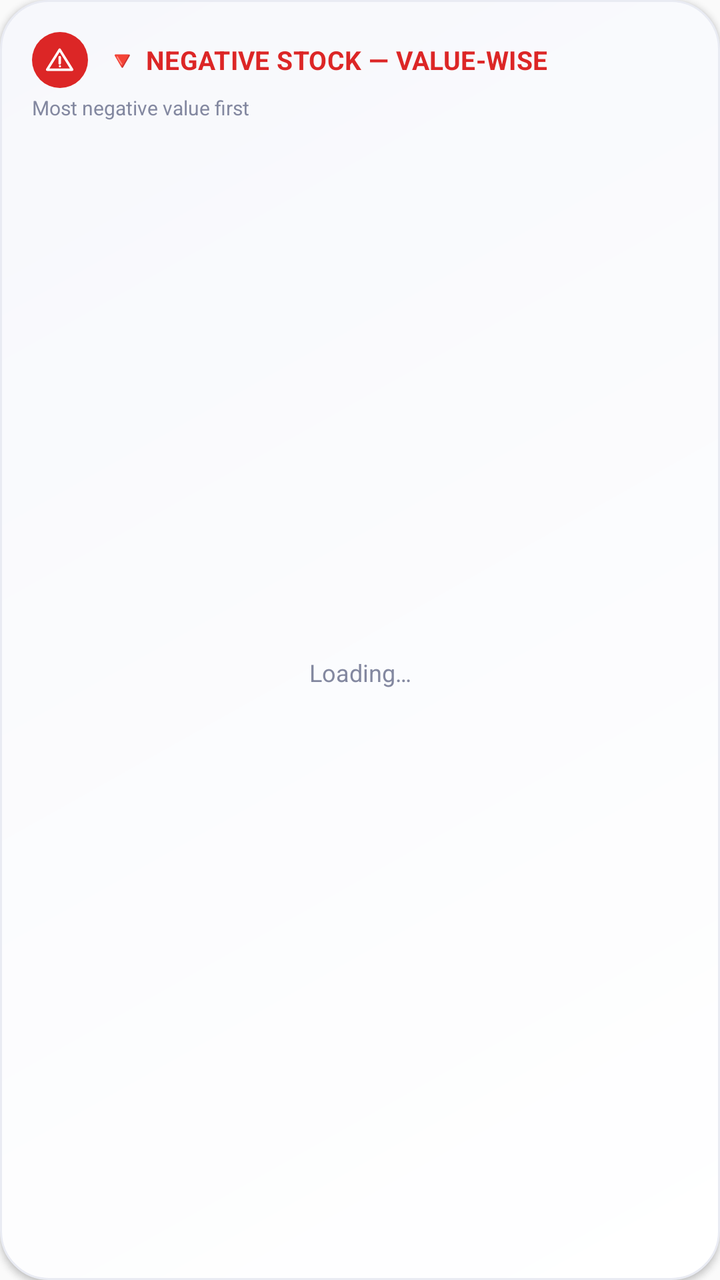
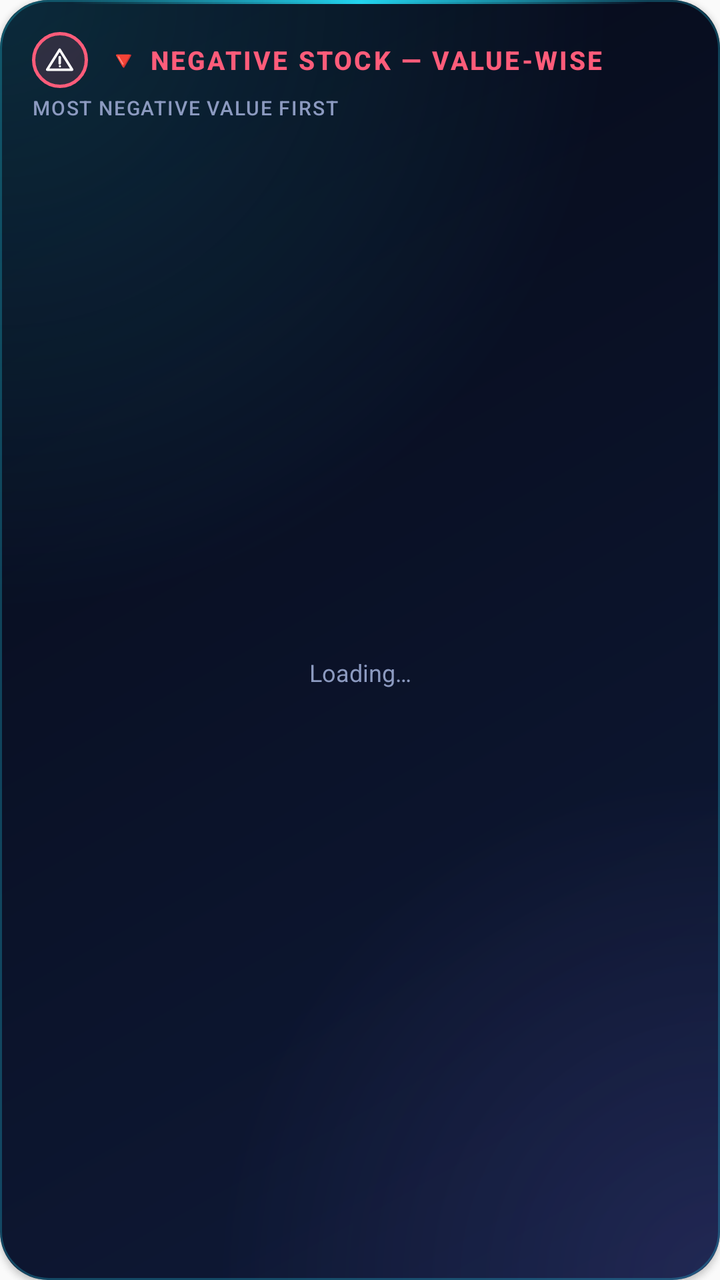

An Android layout rendered at two revisions. The XML below is the earlier revision; the diff shows what the commit changed to produce the second picture.
<!-- AndroidManifest.xml: application theme Theme.AppCompat.Light.NoActionBar -->
<!-- res/layout/widget_inventory_negative_stock.xml -->
<?xml version="1.0" encoding="utf-8"?>
<LinearLayout xmlns:android="http://schemas.android.com/apk/res/android"
    android:layout_width="match_parent"
    android:layout_height="match_parent"
    android:orientation="vertical"
    android:background="@drawable/widget_background"
    android:padding="16dp"
    android:elevation="2dp"
    android:id="@+id/inv_sv_widget_root">

    <LinearLayout
        android:layout_width="match_parent"
        android:layout_height="wrap_content"
        android:orientation="horizontal"
        android:gravity="center_vertical">
        <FrameLayout
            android:layout_width="28dp"
            android:layout_height="28dp"
            android:background="@drawable/badge_circle_negative">
            <ImageView android:layout_width="15dp" android:layout_height="15dp"
                android:layout_gravity="center" android:src="@drawable/ic_alert_triangle" />
        </FrameLayout>
        <TextView
            android:layout_width="0dp"
            android:layout_height="wrap_content"
            android:layout_weight="1"
            android:layout_marginStart="9dp"
            android:text="@string/inv_negative_stock_widget_title"
            android:textColor="@color/status_negative"
            android:textStyle="bold"
            android:textSize="13sp"
            android:letterSpacing="0.01" />
    </LinearLayout>

    <TextView
        android:layout_width="match_parent"
        android:layout_height="wrap_content"
        android:layout_marginTop="3dp"
        android:layout_marginBottom="8dp"
        android:text="@string/inv_negative_stock_widget_subtitle"
        android:textColor="@color/ink_500"
        android:textSize="10sp" />

    <FrameLayout
        android:layout_width="match_parent"
        android:layout_height="0dp"
        android:layout_weight="1">

        <ListView
            android:id="@+id/inv_sv_listview"
            android:layout_width="match_parent"
            android:layout_height="match_parent"
            android:divider="@color/hairline"
            android:dividerHeight="1px"
            android:scrollbars="none" />

        <TextView
            android:id="@+id/inv_sv_empty_view"
            android:layout_width="match_parent"
            android:layout_height="match_parent"
            android:gravity="center"
            android:text="Loading…"
            android:textColor="@color/ink_500"
            android:textSize="12sp" />

    </FrameLayout>

    <TextView
        android:id="@+id/inv_sv_footer"
        android:layout_width="match_parent"
        android:layout_height="wrap_content"
        android:layout_marginTop="8dp"
        android:text=""
        android:textColor="@color/ink_400"
        android:textSize="9sp" />

</LinearLayout>
<!-- resources referenced by this layout -->
<resources>
  <color name="hairline">#EDEFF5</color>
  <color name="ink_400">#A6AABD</color>
  <color name="ink_500">#8388A0</color>
  <color name="status_negative">#DC2626</color>
  <!-- drawable badge_circle_negative (drawable) -->
  <?xml version="1.0" encoding="utf-8"?>
  <shape xmlns:android="http://schemas.android.com/apk/res/android" android:shape="oval">
      <solid android:color="@color/status_negative" />
  </shape>
  <!-- drawable ic_alert_triangle (drawable) -->
  <vector xmlns:android="http://schemas.android.com/apk/res/android"
      android:width="24dp" android:height="24dp" android:viewportWidth="24" android:viewportHeight="24">
      <path android:fillColor="#00000000" android:strokeColor="#FFFFFF" android:strokeWidth="2"
          android:strokeLineJoin="round" android:strokeLineCap="round"
          android:pathData="M12,4 L22,20 L2,20 Z" />
      <path android:fillColor="#00000000" android:strokeColor="#FFFFFF" android:strokeWidth="2"
          android:strokeLineCap="round" android:pathData="M12,10 L12,15" />
      <path android:fillColor="#FFFFFF" android:pathData="M11.3,17.3 a0.9,0.9 0,1 0,1.8 0 a0.9,0.9 0,1 0,-1.8 0Z" />
  </vector>
  <!-- drawable widget_background (drawable) -->
  <?xml version="1.0" encoding="utf-8"?>
  <shape xmlns:android="http://schemas.android.com/apk/res/android"
      android:shape="rectangle">
      <corners android:radius="24dp" />
      <gradient
          android:angle="135"
          android:startColor="@color/surface_card_top"
          android:endColor="@color/surface_card_bottom"
          android:type="linear" />
      <stroke android:width="1dp" android:color="@color/surface_inset_border" />
  </shape>
  <string name="inv_negative_stock_widget_subtitle">Most negative value first</string>
  <string name="inv_negative_stock_widget_title">🔻 NEGATIVE STOCK — VALUE-WISE</string>
  <color name="surface_card_top">#FFFFFF</color>
  <color name="surface_card_bottom">#F7F8FC</color>
  <color name="surface_inset_border">#E9EBF3</color>
</resources>

<!-- the commit's change to res/layout/widget_inventory_negative_stock.xml (unified diff, before → after) -->
@@ -29,7 +29,7 @@
             android:textColor="@color/status_negative"
             android:textStyle="bold"
             android:textSize="13sp"
-            android:letterSpacing="0.01" />
+            android:textAllCaps="true" android:letterSpacing="0.08" android:fontFamily="sans-serif-medium" />
     </LinearLayout>
 
     <TextView
@@ -39,7 +39,7 @@
         android:layout_marginBottom="8dp"
         android:text="@string/inv_negative_stock_widget_subtitle"
         android:textColor="@color/ink_500"
-        android:textSize="10sp" />
+        android:textSize="10sp" android:textAllCaps="true" android:letterSpacing="0.06" android:fontFamily="sans-serif-medium" />
 
     <FrameLayout
         android:layout_width="match_parent"
<!-- resource entries referenced after the edit -->
@@ -1,13 +1,14 @@
 <!-- resources referenced by this layout -->
 <resources>
-  <color name="hairline">#EDEFF5</color>
-  <color name="ink_400">#A6AABD</color>
-  <color name="ink_500">#8388A0</color>
-  <color name="status_negative">#DC2626</color>
+  <color name="hairline">#FF1A2850</color>
+  <color name="ink_400">#FF7585AE</color>
+  <color name="ink_500">#FF8C9AC0</color>
+  <color name="status_negative">#FFFF5C7A</color>
   <!-- drawable badge_circle_negative (drawable) -->
   <?xml version="1.0" encoding="utf-8"?>
   <shape xmlns:android="http://schemas.android.com/apk/res/android" android:shape="oval">
-      <solid android:color="@color/status_negative" />
+      <solid android:color="@color/status_negative_soft" />
+      <stroke android:width="1.5dp" android:color="@color/status_negative" />
   </shape>
   <!-- drawable ic_alert_triangle (drawable) -->
   <vector xmlns:android="http://schemas.android.com/apk/res/android"
@@ -21,20 +22,33 @@
   </vector>
   <!-- drawable widget_background (drawable) -->
   <?xml version="1.0" encoding="utf-8"?>
-  <shape xmlns:android="http://schemas.android.com/apk/res/android"
-      android:shape="rectangle">
-      <corners android:radius="24dp" />
-      <gradient
-          android:angle="135"
-          android:startColor="@color/surface_card_top"
-          android:endColor="@color/surface_card_bottom"
-          android:type="linear" />
-      <stroke android:width="1dp" android:color="@color/surface_inset_border" />
-  </shape>
+  <layer-list xmlns:android="http://schemas.android.com/apk/res/android">
+      <item><shape android:shape="rectangle"><corners android:radius="24dp" />
+          <gradient android:angle="135" android:startColor="@color/surface_card_top" android:endColor="@color/surface_card_bottom" android:type="linear" /></shape></item>
+      <item><shape android:shape="rectangle"><corners android:radius="24dp" />
+          <gradient android:type="radial" android:gradientRadius="85%p" android:centerX="0.0" android:centerY="0.0"
+              android:startColor="@color/glow_cyan_start" android:endColor="@color/glow_cyan_end" /></shape></item>
+      <item><shape android:shape="rectangle"><corners android:radius="24dp" />
+          <gradient android:type="radial" android:gradientRadius="70%p" android:centerX="1.0" android:centerY="1.0"
+              android:startColor="@color/glow_violet_start" android:endColor="@color/glow_violet_end" /></shape></item>
+      <item><shape android:shape="rectangle"><corners android:radius="24dp" />
+          <stroke android:width="1dp" android:color="@color/neon_border" /></shape></item>
+      <item android:gravity="top" android:height="2dp" android:left="36dp" android:right="36dp">
+          <shape android:shape="rectangle"><corners android:radius="1dp" />
+              <gradient android:angle="0" android:startColor="@color/edge_fade_start" android:centerColor="@color/neon_cyan" android:endColor="@color/edge_fade_end" /></shape></item>
+  </layer-list>
   <string name="inv_negative_stock_widget_subtitle">Most negative value first</string>
   <string name="inv_negative_stock_widget_title">🔻 NEGATIVE STOCK — VALUE-WISE</string>
-  <color name="surface_card_top">#FFFFFF</color>
-  <color name="surface_card_bottom">#F7F8FC</color>
-  <color name="surface_inset_border">#E9EBF3</color>
+  <color name="status_negative_soft">#26FF5C7A</color>
+  <color name="surface_card_top">#FF0F1A38</color>
+  <color name="surface_card_bottom">#FF060A18</color>
+  <color name="glow_cyan_start">#2822D3EE</color>
+  <color name="glow_cyan_end">#0022D3EE</color>
+  <color name="glow_violet_start">#248B7CFF</color>
+  <color name="glow_violet_end">#008B7CFF</color>
+  <color name="neon_border">#4422D3EE</color>
+  <color name="edge_fade_start">#0022D3EE</color>
+  <color name="neon_cyan">#FF22D3EE</color>
+  <color name="edge_fade_end">#008B7CFF</color>
 </resources>
 
